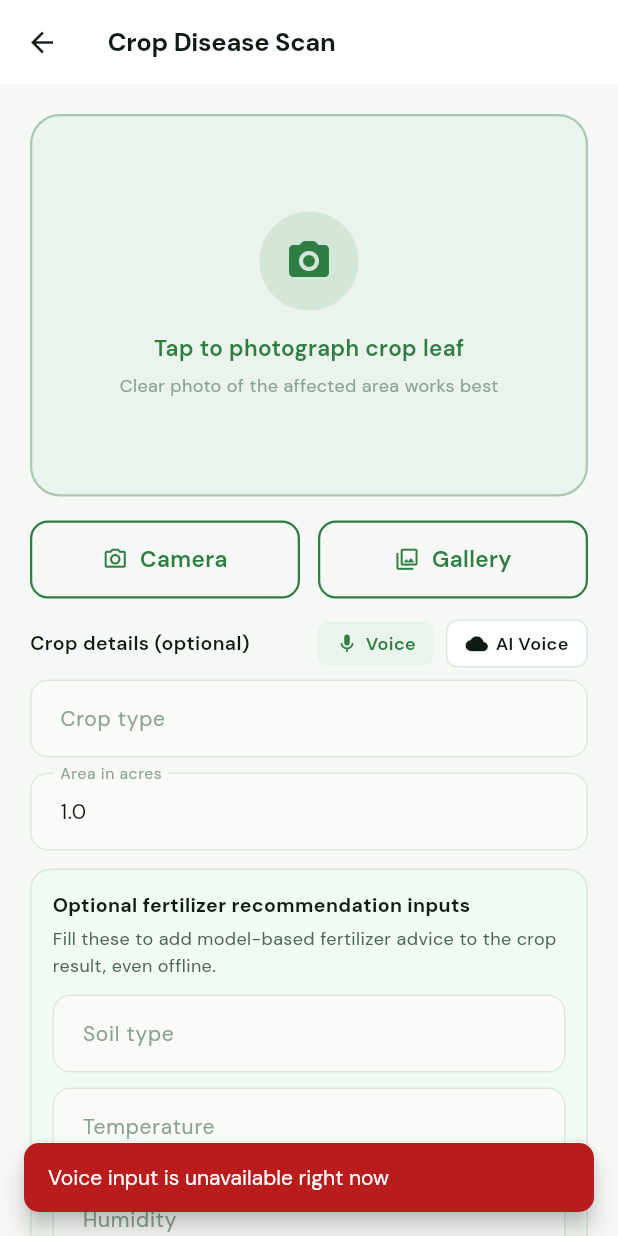
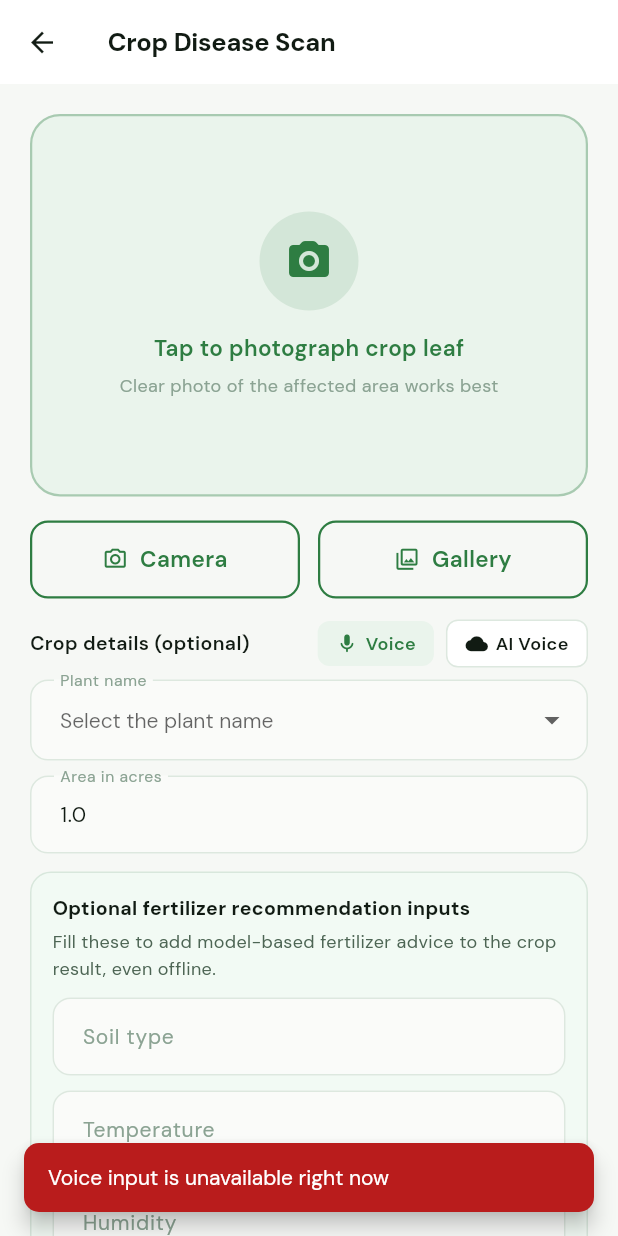
Before and after one commit to Santa-09/AgroBrain360, a Flutter app: the CropScanScreen screen opened directly, after a tap on "Voice", on a phone screen of 412 x 824 dp. Run offline on Flutter 3.47's test engine with Material 3 defaults, Android fonts, the phone set to English and light mode, and no system bars; our stand-ins replace audioplayers, connectivity_plus, flutter_tts, geolocator, google_fonts, hive_flutter and 6 more; missing offline and left inert: record, tflite_flutter; accounts and stored records are empty.

Commit message:
final commits

```diff
--- a/mobile_app/lib/screens/crop_module/crop_scan_screen.dart
+++ b/mobile_app/lib/screens/crop_module/crop_scan_screen.dart
@@ -33,6 +33,7 @@ class CropScanScreen extends StatefulWidget {
 }
 
 class _CropScanScreenState extends State<CropScanScreen> {
+  static final List<String> _diseasePlantOptions = TFSvc.diseasePlantNames;
   File? _img;
   bool _busy = false;
   bool _listening = false;
@@ -48,6 +49,7 @@ class _CropScanScreenState extends State<CropScanScreen> {
   final _potassiumCtrl = TextEditingController();
   final _phosphorousCtrl = TextEditingController();
   bool _usedOfflineFallback = false;
+  String? _selectedDiseasePlant;
 
   @override
   void dispose() {
@@ -98,11 +100,36 @@ class _CropScanScreenState extends State<CropScanScreen> {
     return value == key ? fallback : value;
   }
 
+  String _displayPlantName(String value) => LangSvc().displayText(value);
+
   Future<void> _pick(ImageSource src) async {
     final f =
         await _picker.pickImage(source: src, imageQuality: 85, maxWidth: 1024);
     if (f != null) {
       if (mounted) setState(() => _img = File(f.path));
+    }
+  }
+
+  String? _matchDiseasePlant(String value) {
+    final normalized = value.trim().toLowerCase();
+    if (normalized.isEmpty) return null;
+    for (final plant in _diseasePlantOptions) {
+      if (plant.toLowerCase() == normalized) return plant;
+    }
+    for (final plant in _diseasePlantOptions) {
+      if (plant.toLowerCase().contains(normalized) ||
+          normalized.contains(plant.toLowerCase())) {
+        return plant;
+      }
+    }
+    return null;
+  }
+
+  void _setCropType(String value) {
+    final text = value.trim();
+    _cropTypeCtrl.text = text;
+    if (widget.mode == CropScanMode.diseaseDetection) {
+      _selectedDiseasePlant = _matchDiseasePlant(text);
     }
   }
 
@@ -336,7 +363,7 @@ class _CropScanScreenState extends State<CropScanScreen> {
         final data = payload['data'] as Map<String, dynamic>? ?? payload;
         final text = (data['text'] ?? '').toString().trim();
         if (text.isNotEmpty) {
-          setState(() => _cropTypeCtrl.text = text);
+          setState(() => _setCropType(text));
         } else {
           H.snack(context, _tr('noSpeechDetected', 'No speech detected'), error: true);
         }
@@ -355,7 +382,7 @@ class _CropScanScreenState extends State<CropScanScreen> {
     final started = await VoiceSvc().listen(
       onResult: (t) {
         setState(() {
-          _cropTypeCtrl.text = t;
+          _setCropType(t);
           _listening = false;
         });
       },
@@ -403,7 +430,7 @@ class _CropScanScreenState extends State<CropScanScreen> {
         final data = payload['data'] as Map<String, dynamic>? ?? payload;
         final text = (data['user_text'] ?? '').toString().trim();
         if (text.isNotEmpty) {
-          setState(() => _cropTypeCtrl.text = text);
+          setState(() => _setCropType(text));
           await VoiceSvc().setLang(LangSvc().lang);
           await VoiceSvc().speakWithFallback(
             audioUrl: data['audio_url']?.toString(),
@@ -755,18 +782,66 @@ class _CropScanScreenState extends State<CropScanScreen> {
                   ],
                 ),
                 const SizedBox(height: 8),
+                if (widget.mode == CropScanMode.cropDetection)
                   TextField(
                     controller: _cropTypeCtrl,
                     style: GoogleFonts.dmSans(
                         fontSize: 14, color: AppColors.textPrimary),
                     decoration: InputDecoration(
-                      labelText: widget.mode == CropScanMode.cropDetection
-                          ? _tr('cropNotes', 'Crop notes')
-                          : _tr('cropType', 'Crop type'),
-                    hintText: widget.mode == CropScanMode.cropDetection
-                        ? _tr('cropNotesHint', 'e.g. broad leaves, field crop, green plant')
-                        : _tr('cropTypeHint', 'e.g. Tomato, Rice, Potato'),
+                      labelText: _tr('cropNotes', 'Crop notes'),
+                      hintText: _tr('cropNotesHint',
+                          'e.g. broad leaves, field crop, green plant'),
                     ),
+                  )
+                else
+                  DropdownButtonFormField<String>(
+                    value: _selectedDiseasePlant,
+                    isExpanded: true,
+                    style: GoogleFonts.dmSans(
+                      fontSize: 14,
+                      color: AppColors.textPrimary,
+                    ),
+                    decoration: InputDecoration(
+                      labelText: _tr('plantName', 'Plant name'),
+                      hintText: _tr('selectPlantName', 'Select the plant name'),
+                    ),
+                    selectedItemBuilder: (context) => _diseasePlantOptions
+                        .map(
+                          (plant) => Align(
+                            alignment: Alignment.centerLeft,
+                            child: Text(
+                              _displayPlantName(plant),
+                              overflow: TextOverflow.ellipsis,
+                              style: GoogleFonts.dmSans(
+                                fontSize: 14,
+                                color: AppColors.textPrimary,
+                              ),
+                            ),
+                          ),
+                        )
+                        .toList(),
+                    items: _diseasePlantOptions
+                        .map(
+                          (plant) => DropdownMenuItem<String>(
+                            value: plant,
+                            child: Text(
+                              _displayPlantName(plant),
+                              overflow: TextOverflow.ellipsis,
+                              style: GoogleFonts.dmSans(
+                                fontSize: 14,
+                                color: AppColors.textPrimary,
+                              ),
+                            ),
+                          ),
+                        )
+                        .toList(),
+                    onChanged: (value) {
+                      if (value == null) return;
+                      setState(() {
+                        _selectedDiseasePlant = value;
+                        _cropTypeCtrl.text = value;
+                      });
+                    },
                   ),
                 const SizedBox(height: 10),
                 if (widget.mode == CropScanMode.diseaseDetection)
--- a/mobile_app/lib/screens/profile_screen.dart
+++ b/mobile_app/lib/screens/profile_screen.dart
@@ -742,11 +742,16 @@ class _ProfileScreenState extends State<ProfileScreen> {
   Future<String?> _pickLanguage() async {
     return showModalBottomSheet<String>(
       context: context,
+      isScrollControlled: true,
       backgroundColor: AppColors.surface,
       shape: const RoundedRectangleBorder(
         borderRadius: BorderRadius.vertical(top: Radius.circular(20)),
       ),
-      builder: (ctx) => SafeArea(
+      builder: (ctx) {
+        final maxHeight = MediaQuery.of(ctx).size.height * 0.72;
+        return SafeArea(
+          child: ConstrainedBox(
+            constraints: BoxConstraints(maxHeight: maxHeight),
             child: Padding(
               padding: const EdgeInsets.fromLTRB(18, 18, 18, 12),
               child: Column(
@@ -782,10 +787,14 @@ class _ProfileScreenState extends State<ProfileScreen> {
                     ),
                   ),
                   const SizedBox(height: 18),
-              ...LangSvc.supported.entries.map(
-                (entry) => Padding(
-                  padding: const EdgeInsets.only(bottom: 8),
-                  child: GestureDetector(
+                  Flexible(
+                    child: ListView.separated(
+                      shrinkWrap: true,
+                      itemCount: LangSvc.supported.length,
+                      separatorBuilder: (_, __) => const SizedBox(height: 8),
+                      itemBuilder: (context, index) {
+                        final entry = LangSvc.supported.entries.elementAt(index);
+                        return GestureDetector(
                           onTap: () => Navigator.pop(ctx, entry.key),
                           child: Container(
                             padding: const EdgeInsets.symmetric(
@@ -812,7 +821,8 @@ class _ProfileScreenState extends State<ProfileScreen> {
                                 const SizedBox(width: 12),
                                 Expanded(
                                   child: Column(
-                              crossAxisAlignment: CrossAxisAlignment.start,
+                                    crossAxisAlignment:
+                                        CrossAxisAlignment.start,
                                     children: [
                                       Text(
                                         _nativeLanguageName(entry.key),
@@ -841,13 +851,16 @@ class _ProfileScreenState extends State<ProfileScreen> {
                               ],
                             ),
                           ),
-                  ),
+                        );
+                      },
                     ),
                   ),
                 ],
               ),
             ),
           ),
+        );
+      },
     );
   }
 
--- a/mobile_app/lib/services/language_service.dart
+++ b/mobile_app/lib/services/language_service.dart
@@ -227,6 +227,8 @@ class LangSvc extends ChangeNotifier {
     'farmInput': 'Farm Health Input',
     'calculateFHI': 'Calculate Farm Health Score',
     'cropCondition': 'Crop',
+    'plantName': 'Plant name',
+    'selectPlantName': 'Select the plant name',
     'soilHealth': 'Soil',
     'waterAccess': 'Water',
     'livestockStatus': 'Livestock',
@@ -355,6 +357,8 @@ class LangSvc extends ChangeNotifier {
 
   static const Map<String, Map<String, String>> _extraLocalizedFallback = {
     'hi': {
+      'plantName': 'पौधे का नाम',
+      'selectPlantName': 'पौधे का नाम चुनें',
       'dashboardMorningLine':
           'खेत की जांच, सिंचाई योजना और सुबह के फैसलों के लिए यह एक ताज़ा शुरुआत है।',
       'dashboardAfternoonLine':
@@ -391,6 +395,8 @@ class LangSvc extends ChangeNotifier {
       'daysAgo': '{value} दिन पहले',
     },
     'od': {
+      'plantName': 'ଗଛର ନାମ',
+      'selectPlantName': 'ଗଛର ନାମ ବାଛନ୍ତୁ',
       'dashboardMorningLine':
           'କ୍ଷେତ ଯାଞ୍ଚ, ପାଣି ଯୋଜନା ଏବଂ ସକାଳର ନିଷ୍ପତ୍ତି ପାଇଁ ଏହା ଭଲ ଆରମ୍ଭ।',
       'dashboardAfternoonLine':
@@ -427,6 +433,8 @@ class LangSvc extends ChangeNotifier {
       'daysAgo': '{value}ଦିନ ପୂର୍ବରୁ',
     },
     'ta': {
+      'plantName': 'தாவரத்தின் பெயர்',
+      'selectPlantName': 'தாவரத்தின் பெயரைத் தேர்ந்தெடுக்கவும்',
       'dashboardMorningLine':
           'வயல் பரிசோதனை, நீர்ப்பாசன திட்டம் மற்றும் காலையிலான முடிவுகளுக்கான புதிய தொடக்கம் இது.',
       'dashboardAfternoonLine':
@@ -463,6 +471,8 @@ class LangSvc extends ChangeNotifier {
       'daysAgo': '{value}நாள் முன்',
     },
     'te': {
+      'plantName': 'మొక్క పేరు',
+      'selectPlantName': 'మొక్క పేరును ఎంచుకోండి',
       'dashboardMorningLine':
           'పొలం పరిశీలన, నీటి ప్రణాళికలు మరియు ఉదయం నిర్ణయాలకు ఇది మంచి ఆరంభం.',
       'dashboardAfternoonLine':
@@ -514,12 +524,24 @@ class LangSvc extends ChangeNotifier {
       'Analyzed': 'विश्लेषित',
       'Open': 'खुला',
       'Closed': 'बंद',
+      'Apple': 'सेब',
+      'Blueberry': 'ब्लूबेरी',
+      'Cherry Including Sour': 'चेरी',
+      'Corn Maize': 'मक्का',
       'Rice': 'धान',
       'rice': 'धान',
       'Maize': 'मक्का',
       'Wheat': 'गेहूं',
+      'Grape': 'अंगूर',
+      'Orange': 'संतरा',
+      'Peach': 'आड़ू',
+      'Pepper Bell': 'शिमला मिर्च',
       'Tomato': 'टमाटर',
       'Potato': 'आलू',
+      'Raspberry': 'रास्पबेरी',
+      'Soybean': 'सोयाबीन',
+      'Squash': 'कद्दू वर्ग',
+      'Strawberry': 'स्ट्रॉबेरी',
       'Sandy': 'बलुई',
       'Loamy': 'दोमट',
       'Clayey': 'चिकनी',
@@ -540,12 +562,24 @@ class LangSvc extends ChangeNotifier {
       'Analyzed': 'ବିଶ୍ଳେଷିତ',
       'Open': 'ଖୋଲା',
       'Closed': 'ବନ୍ଦ',
+      'Apple': 'ସେବ',
+      'Blueberry': 'ବ୍ଲୁବେରୀ',
+      'Cherry Including Sour': 'ଚେରି',
+      'Corn Maize': 'ମକା',
       'Rice': 'ଧାନ',
       'rice': 'ଧାନ',
       'Maize': 'ମକା',
       'Wheat': 'ଗହମ',
+      'Grape': 'ଅଙ୍ଗୁର',
+      'Orange': 'କମଳା',
+      'Peach': 'ପୀଚ',
+      'Pepper Bell': 'ବେଲ ଲଙ୍କା',
       'Tomato': 'ଟମାଟୋ',
       'Potato': 'ଆଳୁ',
+      'Raspberry': 'ରାସ୍ପବେରୀ',
+      'Soybean': 'ସୋୟାବିନ',
+      'Squash': 'କୁମ୍ଭା ଶ୍ରେଣୀ',
+      'Strawberry': 'ଷ୍ଟ୍ରବେରୀ',
       'Sandy': 'ବାଲୁକାମୟ',
       'Loamy': 'ଦୋଆବ',
       'Clayey': 'ଦଳିଆ',
@@ -566,12 +600,24 @@ class LangSvc extends ChangeNotifier {
       'Analyzed': 'பகுப்பாய்வு',
       'Open': 'திறந்துள்ளது',
       'Closed': 'மூடப்பட்டது',
+      'Apple': 'ஆப்பிள்',
+      'Blueberry': 'புளூபெரி',
+      'Cherry Including Sour': 'செர்ரி',
+      'Corn Maize': 'மக்காச்சோளம்',
       'Rice': 'நெல்',
       'rice': 'நெல்',
       'Maize': 'மக்காச்சோளம்',
       'Wheat': 'கோதுமை',
+      'Grape': 'திராட்சை',
+      'Orange': 'ஆரஞ்சு',
+      'Peach': 'பீச்',
+      'Pepper Bell': 'குடை மிளகாய்',
       'Tomato': 'தக்காளி',
       'Potato': 'உருளைக்கிழங்கு',
+      'Raspberry': 'ராஸ்பெரி',
+      'Soybean': 'சோயாபீன்',
+      'Squash': 'ஸ்க்வாஷ்',
+      'Strawberry': 'ஸ்ட்ராபெரி',
       'Sandy': 'மணற்பாங்கு',
       'Loamy': 'கரிசல்',
       'Clayey': 'சருகு மண்',
@@ -592,12 +638,24 @@ class LangSvc extends ChangeNotifier {
       'Analyzed': 'విశ్లేషించబడింది',
       'Open': 'తెరిచి ఉంది',
       'Closed': 'మూసివేసింది',
+      'Apple': 'ఆపిల్',
+      'Blueberry': 'బ్లూబెర్రీ',
+      'Cherry Including Sour': 'చెర్రీ',
+      'Corn Maize': 'మొక్కజొన్న',
       'Rice': 'వరి',
       'rice': 'వరి',
       'Maize': 'మొక్కజొన్న',
       'Wheat': 'గోధుమ',
+      'Grape': 'ద్రాక్ష',
+      'Orange': 'నారింజ',
+      'Peach': 'పీచ్',
+      'Pepper Bell': 'బెల్ పెప్పర్',
       'Tomato': 'టమాటా',
       'Potato': 'బంగాళాదుంప',
+      'Raspberry': 'రాస్ప్‌బెర్రీ',
+      'Soybean': 'సోయాబీన్',
+      'Squash': 'స్క్వాష్',
+      'Strawberry': 'స్ట్రాబెర్రీ',
       'Sandy': 'ఇసుక మట్టి',
       'Loamy': 'లోమీ మట్టి',
       'Clayey': 'మట్టికల మట్టి',
--- a/mobile_app/lib/services/tflite_service.dart
+++ b/mobile_app/lib/services/tflite_service.dart
@@ -68,6 +68,24 @@ class TFSvc {
     'Tomato___Tomato_mosaic_virus',
     'Tomato___healthy',
   ];
+
+  static final List<String> diseasePlantNames = () {
+    final seen = <String>{};
+    final plants = <String>[];
+    for (final label in diseaseLabels) {
+      final raw = label.split('___').first.replaceAll('_', ' ').replaceAll(',', '');
+      final normalized = raw
+          .split(' ')
+          .where((part) => part.trim().isNotEmpty)
+          .map((part) => part[0].toUpperCase() + part.substring(1).toLowerCase())
+          .join(' ');
+      if (normalized.isNotEmpty && seen.add(normalized)) {
+        plants.add(normalized);
+      }
+    }
+    plants.sort();
+    return plants;
+  }();
 
   static const livestockLabels = [
     'foot-and-mouth',
```
Also changed, not shown: 1 other file. Lines whose indentation alone changed are shown as unchanged.
